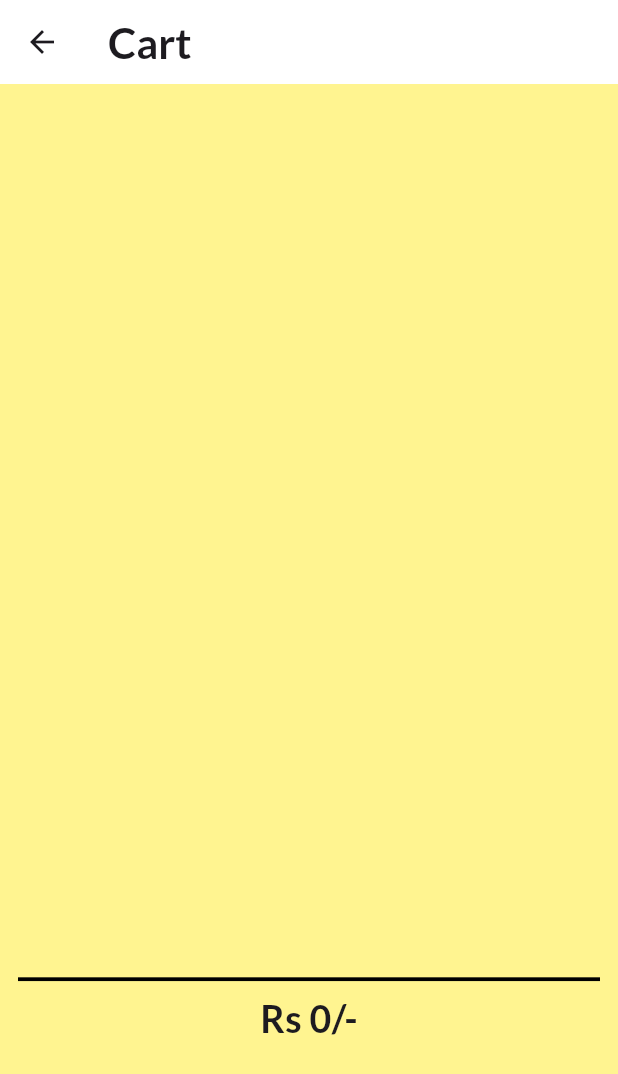
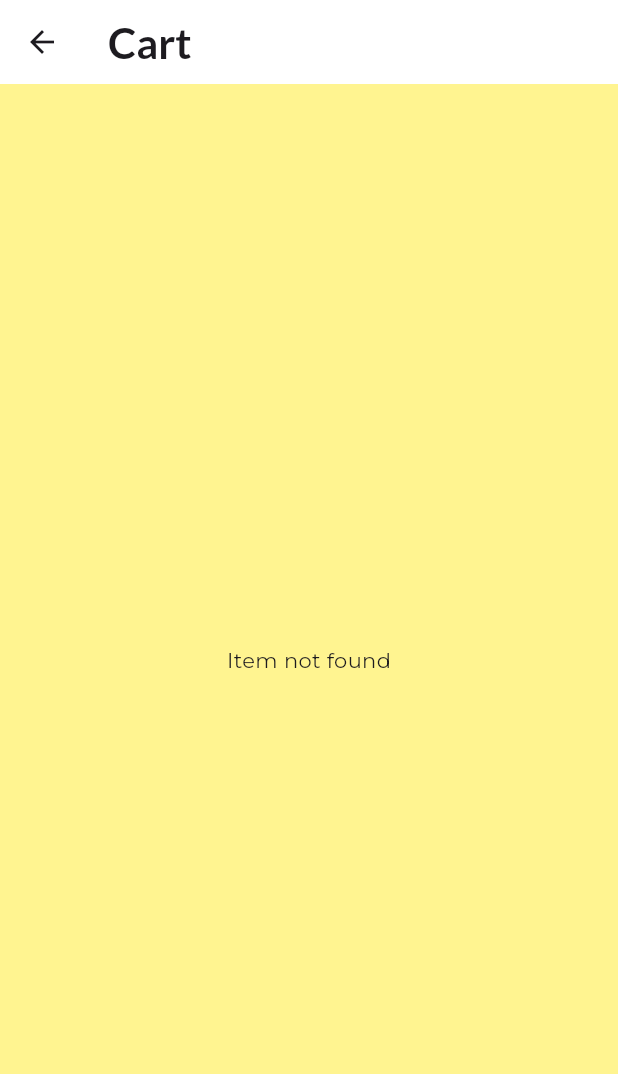
Before and after one commit to HamzaQaisrani5/Catalog-Cart, a Flutter app: the Cart screen opened by its route, on a phone screen of 412 x 824 dp. Shown: the top 1074 px of the screen. Run offline on Flutter 3.47's test engine with Material 3 defaults, Android fonts, the phone set to English and light mode, and no system bars; our stand-ins replace font_awesome_flutter, google_fonts.

Commit message:
discart button to Cart screen

```diff
--- a/lib/catalogapp/screens/cart.dart
+++ b/lib/catalogapp/screens/cart.dart
@@ -1,4 +1,5 @@
 import 'package:flutter/material.dart';
+import 'package:font_awesome_flutter/font_awesome_flutter.dart';
 import 'package:google_fonts/google_fonts.dart';
 import 'package:provider/provider.dart';
 import 'package:state_management_second/catalogapp/method/catalog_method.dart';
@@ -23,38 +24,71 @@ class Cart extends StatelessWidget {
                   const TextStyle(fontSize: 28, fontWeight: FontWeight.bold),
             )),
       ),
-      body: Padding(
-        padding: const EdgeInsets.all(12),
-        //Widget to improve vertically responsiveness
-        child: SingleChildScrollView(
-          scrollDirection: Axis.vertical,
-          child: Column(
-            children: [
-              Column(
-                crossAxisAlignment: CrossAxisAlignment.start,
-                //Here a list of Catalog selected item will be appear, This is list of Text widgets
-                children: Provider.of<CatalogMethod>(context).cartItem,
-              ),
-              //Utilizing defined maxHeight variable for padding accroding to users device screen height
-              SizedBox(
-                height: maxHeight.height * 0.7,
-              ),
-              //A thick divider to seperate price and names to selected item
-              const Divider(
-                thickness: 2.5,
-                color: Colors.black,
-              ),
-              //Price of selected item is appear here
-              Text(
-                'Rs ${Provider.of<CatalogMethod>(context).sumofEach}/-',
-                style: GoogleFonts.lato(
-                    textStyle: const TextStyle(
-                        fontWeight: FontWeight.w600, fontSize: 25)),
+      body: Center(
+        child: Provider.of<CatalogMethod>(context, listen: false)
+                .cartItem
+                .isEmpty
+            ? Text(
+                'Item not found',
+                style: GoogleFonts.montserrat(),
               )
-            ],
-          ),
-        ),
+            : Consumer<CatalogMethod>(builder: (context, catalogMethod, child) {
+                return ListView.builder(
+                    itemCount:
+                        Provider.of<CatalogMethod>(context).cartItem.length,
+                    itemBuilder: (context, index) {
+                      var title =
+                          Provider.of<CatalogMethod>(context).cartItem[index];
+                      return Padding(
+                        padding: const EdgeInsets.all(5),
+                        child: ListTile(
+                          shape: UnderlineInputBorder(
+                              borderRadius: BorderRadius.circular(12),
+                              borderSide: const BorderSide(width: 0.5)),
+                          tileColor:const Color.fromARGB(255, 239, 236, 204),
+                          title: title,
+                          trailing: IconButton(
+                            onPressed: () {
+                              Provider.of<CatalogMethod>(context, listen: false)
+                                  .removeCartItem(index);
+                            },
+                            icon: const FaIcon(FontAwesomeIcons.xmark),
+                            tooltip: 'Discart',
+                          ),
+                        ),
+                      );
+                    });
+              }),
       ),
+      // const Divider(
+      //   thickness: 2.5,
+      //   color: Colors.black,
+      // ),
+      // //Price of selected item is appear here
+      // Text(
+      //   'Rs ${Provider.of<CatalogMethod>(context).sumofEach}/-',
+      //   style: GoogleFonts.lato(
+      //       textStyle: const TextStyle(
+      //           fontWeight: FontWeight.w600, fontSize: 25)),
+      // )
+
+      // Padding(
+      //   padding: const EdgeInsets.all(12),
+      //   //Widget to improve vertically responsiveness
+      //   child: SingleChildScrollView(
+      //     scrollDirection: Axis.vertical,
+      //     child: Column(
+      //       children: [
+      //         Column(
+      //           crossAxisAlignment: CrossAxisAlignment.start,
+      //           //Here a list of Catalog selected item will be appear, This is list of Text widgets
+      //           children: Provider.of<CatalogMethod>(context).cartItem,
+      //         ),
+      //         //Utilizing defined maxHeight variable for padding accroding to users device screen height
+      //         SizedBox(
+      //           height: maxHeight.height * 0.7,
+      //         ),
+      //A thick divider to seperate price and names to selected item
     );
   }
 }
```
Also changed, not shown: lib/catalogapp/method/catalog_method.dart (+8 -0 lines).
